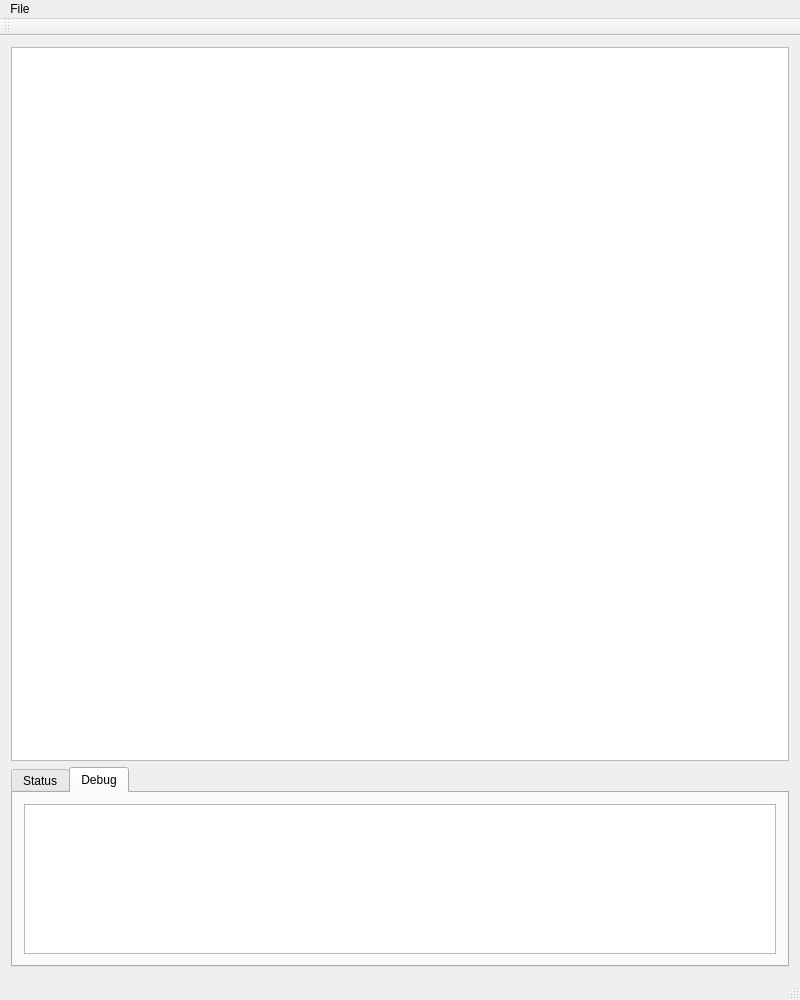
First picture: the form in microMouseServer/microMouseServer/micromouseserver.ui, repository zeroDecoder/SFHS_mmSim, before the edit.
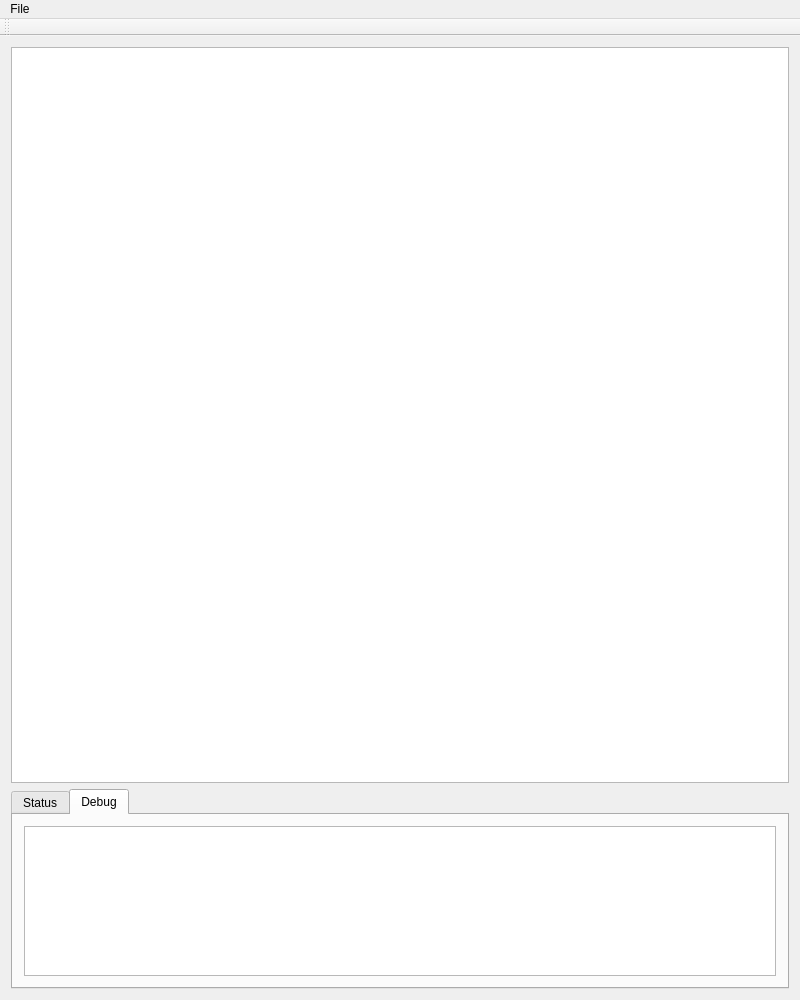
Second picture: the form after the edit.

Diff of the .ui file:
```diff
--- a/microMouseServer/microMouseServer/micromouseserver.ui
+++ b/microMouseServer/microMouseServer/micromouseserver.ui
@@ -84,7 +84,6 @@
     <bool>false</bool>
    </attribute>
   </widget>
-  <widget class="QStatusBar" name="statusBar"/>
   <action name="actionSave_Maze">
    <property name="text">
     <string>Save Maze</string>
```
Left out of the diff: 11 changed lines with no effect on the pictures.
